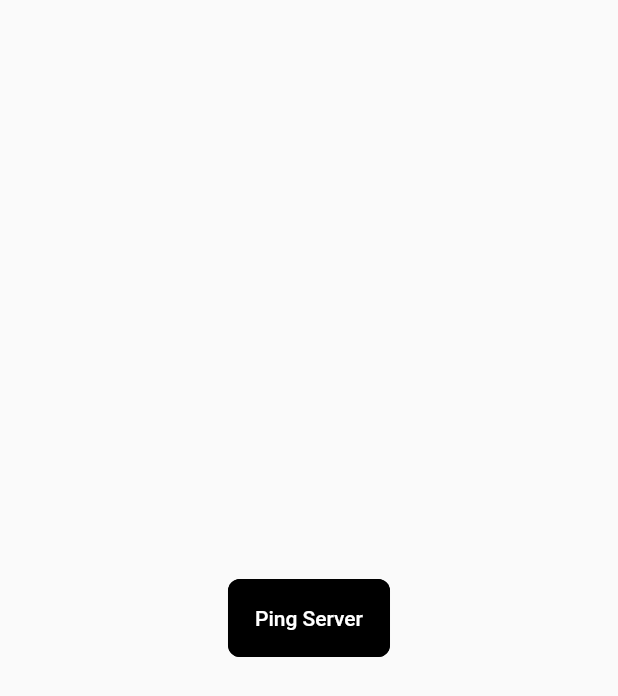
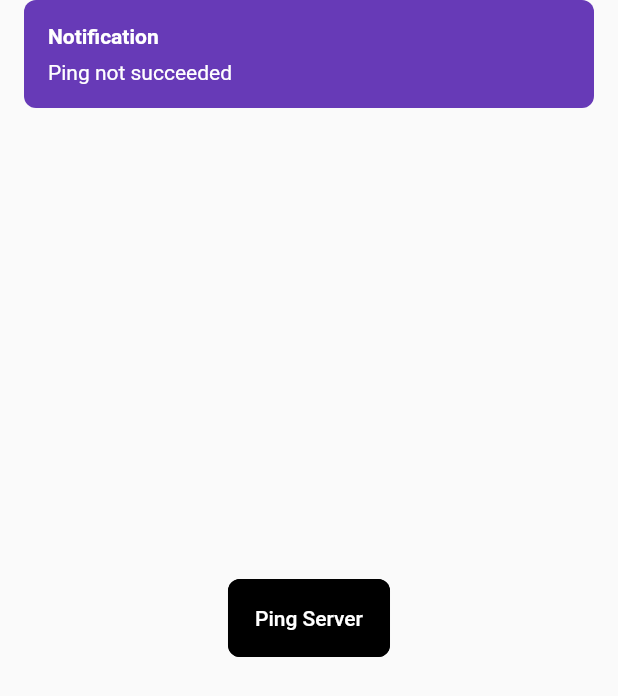
Before and after one commit to lnk00/naia-app, a Flutter app: the screen it shows after launch, after a tap on "Ping Server", on a phone screen of 412 x 824 dp. Shown: the top 696 px of the screen. Run offline on Flutter 3.47's test engine with Material 2 defaults, Android fonts, the light colour scheme and no system bars; our stand-ins replace flutter_dotenv, uni_links; missing offline and left inert: dart:ffi, flutter_rust_bridge.

Commit message:
reorganise dart code

```diff
--- a/lib/main.dart
+++ b/lib/main.dart
@@ -1,37 +1,13 @@
 import 'dart:async';
 
 import 'package:flutter/material.dart';
-import 'package:naia_app/ffi.dart';
+import 'package:naia_app/ffi.tool.dart';
+import 'package:naia_app/screens/home.screen.dart';
 import 'package:provider/provider.dart';
-import 'notifiation.dart';
-import 'package:url_launcher/url_launcher.dart';
 import 'package:uni_links/uni_links.dart';
 import 'package:flutter_dotenv/flutter_dotenv.dart';
 
-class OAuthNotifier extends ChangeNotifier {
-  String _authorizationUrl = "";
-  String _pkceVerifier = "";
-  String _token = "";
-
-  get authorizationUrl => _authorizationUrl;
-  get pkceVerifier => _pkceVerifier;
-  get token => _token;
-
-  void setAutorizationUrl(String url) {
-    _authorizationUrl = url;
-    notifyListeners();
-  }
-
-  void setPkceVerifier(String verifier) {
-    _pkceVerifier = verifier;
-    notifyListeners();
-  }
-
-  void setToken(String token) {
-    _token = token;
-    notifyListeners();
-  }
-}
+import 'notifiers/oauth.notifier.dart';
 
 Future main() async {
   await dotenv.load(fileName: ".env");
@@ -86,86 +62,3 @@ class _MyAppState extends State<MyApp> {
     );
   }
 }
-
-class MyHomePage extends StatefulWidget {
-  const MyHomePage({Key? key, required this.title}) : super(key: key);
-
-  final String title;
-
-  @override
-  State<MyHomePage> createState() => _MyHomePageState();
-}
-
-class _MyHomePageState extends State<MyHomePage> {
-  void _onPingPressed() async {
-    String message;
-
-    try {
-      PingResponse res = await naiaAPI.ping();
-      message = "Ping from ${res.name} version ${res.version} succeeded";
-    } catch (err) {
-      message = "Ping not succeeded";
-    }
-
-    if (mounted) {
-      late OverlayEntry overlay;
-      overlay = OverlayEntry(
-        builder: (BuildContext context) {
-          return NaiaNotification(
-            message,
-            () => {overlay.remove()},
-          );
-        },
-      );
-      Navigator.of(context).overlay?.insert(overlay);
-    }
-  }
-
-  void _onLoginPressed(OAuthNotifier notifier) async {
-    Environment env = Environment(
-      auth0ClientSecret: dotenv.env["AUTH0_CLIENT_SECRET"]!,
-      auth0ClientId: dotenv.env["AUTH0_CLIENT_ID"]!,
-      auth0AuthorizeUrl: dotenv.env["AUTH0_AUTHORIZE_URL"]!,
-      auth0TokenUrl: dotenv.env["AUTH0_TOKEN_URL"]!,
-      auth0RedirectUrl: dotenv.env["AUTH0_REDIRECT_URL"]!,
-    );
-    AuthorizationUrl _url = await naiaAPI.getAuthUrl(env: env);
-    notifier.setAutorizationUrl(_url.url);
-    notifier.setPkceVerifier(_url.pkceVerifier);
-    Uri url = Uri.parse(_url.url);
-    try {
-      await launchUrl(url, mode: LaunchMode.externalApplication);
-    } catch (err) {}
-  }
-
-  @override
-  Widget build(BuildContext context) {
-    return Consumer<OAuthNotifier>(
-      builder: (context, notifier, child) {
-        return Scaffold(
-          body: Center(
-            child: TextButton(
-              style: ButtonStyle(
-                padding: MaterialStateProperty.all<EdgeInsets>(
-                  const EdgeInsets.all(18),
-                ),
-                backgroundColor: MaterialStateProperty.all<Color>(Colors.black),
-                shape: MaterialStateProperty.all<RoundedRectangleBorder>(
-                  RoundedRectangleBorder(
-                    borderRadius: BorderRadius.circular(8.0),
-                    side: const BorderSide(color: Colors.black),
-                  ),
-                ),
-              ),
-              onPressed: () => {_onLoginPressed(notifier)},
-              child: const Text(
-                "Ping Server",
-                style: TextStyle(color: Colors.white),
-              ),
-            ),
-          ),
-        );
-      },
-    );
-  }
-}
--- /dev/null
+++ b/lib/notifiers/oauth.notifier.dart
@@ -0,0 +1,26 @@
+import 'package:flutter/material.dart';
+
+class OAuthNotifier extends ChangeNotifier {
+  String _authorizationUrl = "";
+  String _pkceVerifier = "";
+  String _token = "";
+
+  get authorizationUrl => _authorizationUrl;
+  get pkceVerifier => _pkceVerifier;
+  get token => _token;
+
+  void setAutorizationUrl(String url) {
+    _authorizationUrl = url;
+    notifyListeners();
+  }
+
+  void setPkceVerifier(String verifier) {
+    _pkceVerifier = verifier;
+    notifyListeners();
+  }
+
+  void setToken(String token) {
+    _token = token;
+    notifyListeners();
+  }
+}
--- /dev/null
+++ b/lib/screens/home.screen.dart
@@ -0,0 +1,92 @@
+import 'package:flutter/material.dart';
+import 'package:flutter_dotenv/flutter_dotenv.dart';
+import 'package:naia_app/notifiers/oauth.notifier.dart';
+import 'package:provider/provider.dart';
+import 'package:url_launcher/url_launcher.dart';
+import 'package:naia_app/tools/ffi.tool.dart';
+import 'package:naia_app/components/notification.component.dart';
+
+class MyHomePage extends StatefulWidget {
+  const MyHomePage({Key? key, required this.title}) : super(key: key);
+
+  final String title;
+
+  @override
+  State<MyHomePage> createState() => _MyHomePageState();
+}
+
+class _MyHomePageState extends State<MyHomePage> {
+  void _onPingPressed() async {
+    String message;
+
+    // try {
+    //   PingResponse res = await naiaAPI.ping();
+    //   message = "Ping from ${res.name} version ${res.version} succeeded";
+    // } catch (err) {
+    //   message = "Ping not succeeded";
+    // }
+
+    message = "Ping not succeeded";
+
+    if (mounted) {
+      late OverlayEntry overlay;
+      overlay = OverlayEntry(
+        builder: (BuildContext context) {
+          return NaiaNotification(
+            message,
+            () => {overlay.remove()},
+          );
+        },
+      );
+      Navigator.of(context).overlay?.insert(overlay);
+    }
+  }
+
+  void _onLoginPressed(OAuthNotifier notifier) async {
+    Environment env = Environment(
+      auth0ClientSecret: dotenv.env["AUTH0_CLIENT_SECRET"]!,
+      auth0ClientId: dotenv.env["AUTH0_CLIENT_ID"]!,
+      auth0AuthorizeUrl: dotenv.env["AUTH0_AUTHORIZE_URL"]!,
+      auth0TokenUrl: dotenv.env["AUTH0_TOKEN_URL"]!,
+      auth0RedirectUrl: dotenv.env["AUTH0_REDIRECT_URL"]!,
+    );
+    AuthorizationUrl _url = await naiaAPI.getAuthUrl(env: env);
+    notifier.setAutorizationUrl(_url.url);
+    notifier.setPkceVerifier(_url.pkceVerifier);
+    Uri url = Uri.parse(_url.url);
+    try {
+      await launchUrl(url, mode: LaunchMode.externalApplication);
+    } catch (err) {}
+  }
+
+  @override
+  Widget build(BuildContext context) {
+    return Consumer<OAuthNotifier>(
+      builder: (context, notifier, child) {
+        return Scaffold(
+          body: Center(
+            child: TextButton(
+              style: ButtonStyle(
+                padding: MaterialStateProperty.all<EdgeInsets>(
+                  const EdgeInsets.all(18),
+                ),
+                backgroundColor: MaterialStateProperty.all<Color>(Colors.black),
+                shape: MaterialStateProperty.all<RoundedRectangleBorder>(
+                  RoundedRectangleBorder(
+                    borderRadius: BorderRadius.circular(8.0),
+                    side: const BorderSide(color: Colors.black),
+                  ),
+                ),
+              ),
+              onPressed: () => {_onPingPressed()},
+              child: const Text(
+                "Ping Server",
+                style: TextStyle(color: Colors.white),
+              ),
+            ),
+          ),
+        );
+      },
+    );
+  }
+}
--- a/lib/ffi.dart
+++ b/lib/tools/ffi.tool.dart
@@ -3,10 +3,10 @@
 
 import 'dart:ffi';
 
-import 'bridge_generated.dart';
+import '../bridge_generated.dart';
 
 // Re-export the bridge so it is only necessary to import this file.
-export 'bridge_generated.dart';
+export '../bridge_generated.dart';
 import 'dart:io' as io;
 
 const _base = 'naia_lib';
```
Also changed, not shown: lib/components/notification.component.dart (renamed from lib/notifiation.dart), 2 other files.
